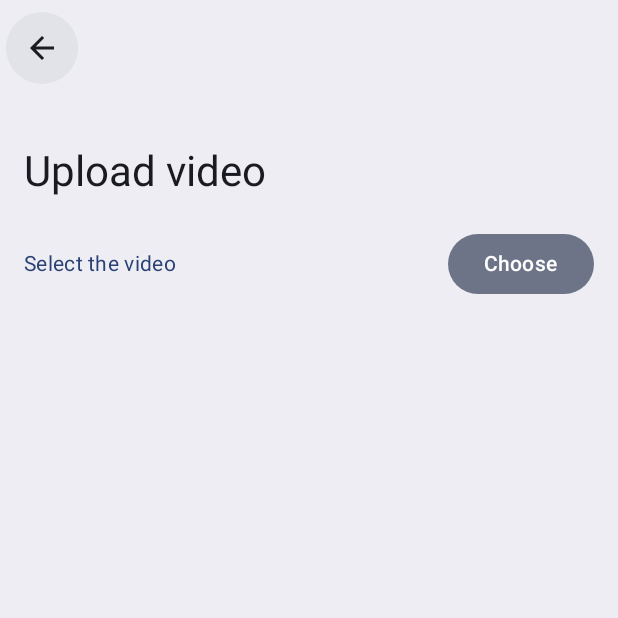
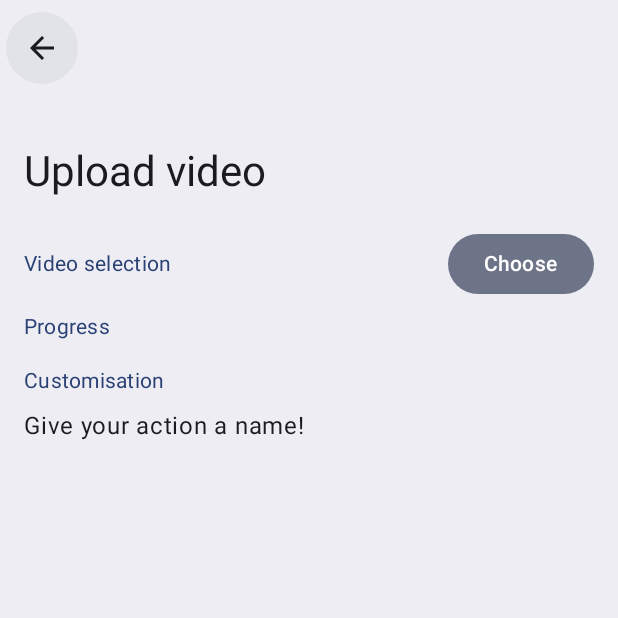
Before and after one commit to dkincorporated/CopyPaste-Android, an Android app built with Jetpack Compose: the UploadScreen screen opened through its navigation route, on a phone screen of 412 x 824 dp, the top half of it. Run offline under Robolectric (Android 15) with nearby library versions, the phone set to English and light mode, and no system bars; libraries missing offline, so code that uses them is left out: coil.decode, com.beust.klaxon, com.github.kittinunf.fuel; pictures from the network do not load; 1 statement that could not run was skipped.

Commit message:
Implement processing steps in UI

```diff
--- a/app/src/main/java/dev/dkong/copypaste/screens/upload/UploadScreen.kt
+++ b/app/src/main/java/dev/dkong/copypaste/screens/upload/UploadScreen.kt
@@ -12,6 +12,7 @@ import androidx.compose.animation.expandVertically
 import androidx.compose.animation.shrinkVertically
 import androidx.compose.foundation.Image
 import androidx.compose.foundation.layout.Arrangement
+import androidx.compose.foundation.layout.Box
 import androidx.compose.foundation.layout.Column
 import androidx.compose.foundation.layout.Row
 import androidx.compose.foundation.layout.fillMaxWidth
@@ -19,8 +20,11 @@ import androidx.compose.foundation.layout.padding
 import androidx.compose.foundation.layout.size
 import androidx.compose.material3.Button
 import androidx.compose.material3.Card
+import androidx.compose.material3.Checkbox
+import androidx.compose.material3.CircularProgressIndicator
 import androidx.compose.material3.FilledTonalButton
 import androidx.compose.material3.LinearProgressIndicator
+import androidx.compose.material3.MaterialTheme
 import androidx.compose.material3.Text
 import androidx.compose.runtime.Composable
 import androidx.compose.runtime.getValue
@@ -39,6 +43,7 @@ import androidx.navigation.NavHostController
 import coil.ImageLoader
 import coil.compose.rememberAsyncImagePainter
 import coil.decode.VideoFrameDecoder
+import com.beust.klaxon.JsonObject
 import com.github.kittinunf.fuel.Fuel
 import com.github.kittinunf.fuel.core.DataPart
 import com.github.kittinunf.fuel.core.FileDataPart
@@ -50,24 +55,16 @@ import java.io.FileOutputStream
 import java.io.IOException
 import java.io.InputStream
 import java.io.OutputStream
+import dev.dkong.copypaste.utils.Utils
+import kotlinx.coroutines.delay
+import kotlinx.coroutines.launch
 
-enum class UploadStatus {
-    NotSelected,
-    Selected,
-    Uploading,
-    Processing,
-    Complete
-}
-
-fun upload(videoUri: Uri, context: Context) {
-    val videoFile = fileFromContentUri(context, videoUri)
-    Log.d("UPLOAD", videoFile.toString())
-    Fuel.upload("http://192.168.1.188:5000", method = Method.POST)
-        .add(FileDataPart(videoFile, name = "file"))
-        .response { result ->
-            Log.d("UPLOAD FILE", result.toString())
-        }
-
+enum class UploadStatus(val step: Int) {
+    NotSelected(0),
+    Selected(1),
+    Uploading(2),
+    Processing(3),
+    Complete(4)
 }
 
 // From https://stackoverflow.com/a/64488260
@@ -117,8 +114,67 @@ private fun copy(source: InputStream, target: OutputStream) {
 fun UploadScreen(navHostController: NavHostController) {
     val scope = rememberCoroutineScope()
 
+    val rootUrl = "http://192.168.1.188:5000"
     var videoUri: Uri? by remember { mutableStateOf(null) }
     var uploadStatus: UploadStatus by remember { mutableStateOf(UploadStatus.NotSelected) }
+    var statusUrl: String? by remember { mutableStateOf(null) }
+    var processingResult: String? by remember { mutableStateOf(null) }
+    var isFailed: Boolean by remember { mutableStateOf(false) }
+
+    fun process(statusUrl: String) {
+        scope.launch {
+            while (uploadStatus.step < UploadStatus.Complete.step && !isFailed) {
+                Fuel.get(statusUrl)
+                    .response { _, _, result ->
+                        val (responseBytes, _) = result
+                        if (responseBytes == null) {
+                            Log.d("SERVICE_RESPONSE", "Response Bytes is null.")
+                            return@response
+                            // TODO: Make a user-facing error message
+                        }
+                        val jsonResponse = Utils.convertToJsonObject(String(responseBytes))
+                        Log.d("PROCESSING CHECK", jsonResponse.string("state").toString())
+                        if (jsonResponse.string("state") == "SUCCESS") {
+                            uploadStatus = UploadStatus.Complete
+                            processingResult = jsonResponse.array<JsonObject>("result").toString()
+                            Log.d("PROCESSING RESULT", processingResult.toString())
+                        } else if (jsonResponse.string("state") == "FAILURE") {
+                            isFailed = true
+                        }
+                    }
+                delay(3000)
+            }
+        }
+    }
+
+    fun upload(videoUri: Uri, context: Context): String? {
+        isFailed = false
+        val videoFile = fileFromContentUri(context, videoUri)
+        Log.d("UPLOAD", videoFile.toString())
+        Fuel.upload(rootUrl, method = Method.POST)
+            .add(FileDataPart(videoFile, name = "file"))
+            .response { _, _, result ->
+                val (responseBytes, _) = result
+                if (responseBytes == null) {
+                    Log.d("SERVICE_RESPONSE", "Response Bytes is null.")
+                    return@response
+                    // TODO: Make a user-facing error message
+                }
+                val jsonResponse = Utils.convertToJsonObject(String(responseBytes))
+                if (jsonResponse.int("status") == 202) {
+                    Log.d("JSON RESPONSE", "Successful")
+                    val location = jsonResponse.string("location")
+                    uploadStatus = UploadStatus.Processing
+                    statusUrl = rootUrl + location
+                    Log.d("JSON RESPONSE", "Status URL: $statusUrl")
+                    statusUrl?.let {
+                        process(it)
+                    }
+                }
+            }
+        return null
+    }
+
 
     val launcher =
         rememberLauncherForActivityResult(contract = ActivityResultContracts.PickVisualMedia()) { uri ->
@@ -132,13 +188,18 @@ fun UploadScreen(navHostController: NavHostController) {
         horizontalPadding = 16.dp
     ) {
         item {
+            AnimatedVisibility(
+                visible = uploadStatus.step < UploadStatus.Uploading.step,
+                enter = expandVertically(),
+                exit = shrinkVertically()
+            ) {
                 Row(
                     verticalAlignment = Alignment.CenterVertically,
                     horizontalArrangement = Arrangement.SpaceBetween,
                     modifier = Modifier
                         .fillMaxWidth()
                 ) {
-                SectionHeading(heading = "Select the video", includeHorizontalPadding = false)
+                    SectionHeading(heading = "Video selection", includeHorizontalPadding = false)
                     FilledTonalButton(
                         onClick = {
                             launcher.launch(
@@ -149,6 +210,7 @@ fun UploadScreen(navHostController: NavHostController) {
                         }
                     ) {
                         Text(text = "Choose")
+                    }
                 }
             }
         }
@@ -216,38 +278,71 @@ fun UploadScreen(navHostController: NavHostController) {
                 }
             }
         }
-        val progress = 0.5f
         item {
+            SectionHeading(heading = "Progress", includeHorizontalPadding = false)
+        }
+        item {
+            ProgressItem(
+                name = "Upload video",
+                isVisible = uploadStatus.step >= UploadStatus.Uploading.step,
+                isDone = uploadStatus.step > UploadStatus.Uploading.step
+            )
+        }
+        item {
+            ProgressItem(
+                name = "Processing",
+                isVisible = uploadStatus.step >= UploadStatus.Processing.step,
+                isDone = uploadStatus.step > UploadStatus.Processing.step,
+                isFailed = isFailed
+            )
+        }
+        item {
+            ProgressItem(
+                name = "Complete",
+                isVisible = uploadStatus.step == UploadStatus.Complete.step,
+                isDone = uploadStatus.step == UploadStatus.Complete.step
+            )
+        }
+        item {
+            processingResult?.let {
+                Text(text = it)
+            }
+        }
+        item {
+            SectionHeading(heading = "Customisation", includeHorizontalPadding = false)
+        }
+        item {
+            Text(text = "Give your action a name!")
+        }
+    }
+}
+
+@Composable
+fun ProgressItem(name: String, isVisible: Boolean, isDone: Boolean, isFailed: Boolean = false) {
     AnimatedVisibility(
-                visible = uploadStatus == UploadStatus.Uploading,
+        visible = isVisible,
         enter = expandVertically(),
         exit = shrinkVertically()
     ) {
-                Column {
-                    SectionHeading(heading = "Upload video", includeHorizontalPadding = false)
-                    LinearProgressIndicator(
-                        progress = progress,
-                        strokeCap = StrokeCap.Round,
+        Row(
+            verticalAlignment = Alignment.CenterVertically,
+            horizontalArrangement = Arrangement.SpaceBetween,
             modifier = Modifier.fillMaxWidth()
-                    )
-                }
-            }
-        }
-        item {
-            AnimatedVisibility(
-                visible = uploadStatus == UploadStatus.Processing,
-                enter = expandVertically(),
-                exit = shrinkVertically()
         ) {
             Column {
-                    SectionHeading(heading = "Processing", includeHorizontalPadding = false)
-                    LinearProgressIndicator(
-                        progress = progress,
-                        strokeCap = StrokeCap.Round,
-                        modifier = Modifier.fillMaxWidth()
-                    )
+                Text(text = name, style = MaterialTheme.typography.bodyLarge)
+                if (isFailed)
+                    Text(text = "Failed", color = MaterialTheme.colorScheme.error)
+            }
+            if (!isFailed) {
+                Box {
+                    if (isDone) {
+                        Checkbox(checked = true, onCheckedChange = {})
+                    } else {
+                        CircularProgressIndicator()
                     }
                 }
             }
         }
     }
+}
```
Also changed, not shown: app/src/main/java/dev/dkong/copypaste/utils/Utils.kt (added, +19 -0 lines). Lines whose indentation alone changed are shown as unchanged.
